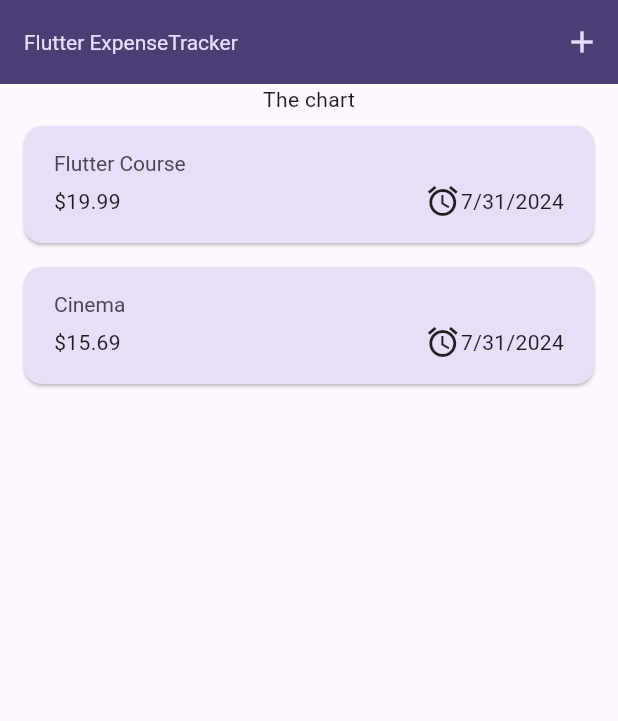
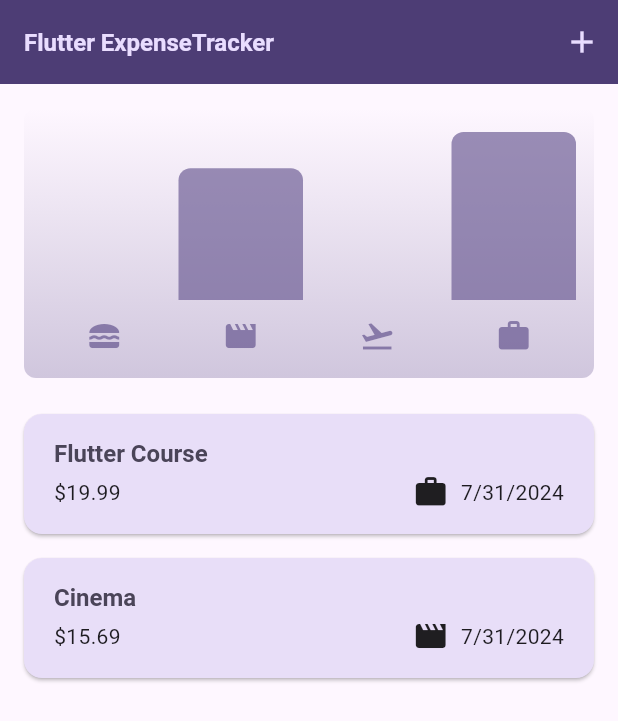
Before and after one commit to surazz999/expense_tracker_teach, a Flutter app: the screen it shows after launch, on a phone screen of 412 x 824 dp. Shown: the top 721 px of the screen. Run offline on Flutter 3.47's test engine with Material 3 defaults, Android fonts, the phone set to English and light mode, and no system bars.

Commit message:
chart added

```diff
--- a/lib/models/expense.dart
+++ b/lib/models/expense.dart
@@ -8,7 +8,7 @@ const uuid = Uuid();
 
 enum Category { food, travel, leisure, work }
 
-const categoryIcon = {
+const categoryIcons = {
   Category.food: Icons.lunch_dining,
   Category.travel: Icons.flight_takeoff,
   Category.leisure: Icons.movie,
@@ -33,3 +33,28 @@ class Expense {
     return formatter.format(date);
   }
 }
+
+class ExpenseBucket {
+  const ExpenseBucket({
+    required this.category,
+    required this.expenses,
+  });
+
+  ExpenseBucket.forCategory(List<Expense> allExpenses, this.category)
+      : expenses = allExpenses
+            .where((expense) => expense.category == category)
+            .toList();
+
+  final Category category;
+  final List<Expense> expenses;
+
+  double get totalExpenses {
+    double sum = 0;
+
+    for (final expense in expenses) {
+      sum += expense.amount; // sum = sum + expense.amount
+    }
+
+    return sum;
+  }
+}
--- /dev/null
+++ b/lib/widgets/chart/chart.dart
@@ -0,0 +1,95 @@
+import 'package:flutter/material.dart';
+
+import 'package:expense_tracker/widgets/chart/chart_bar.dart';
+import 'package:expense_tracker/models/expense.dart';
+
+class Chart extends StatelessWidget {
+  const Chart({super.key, required this.expenses});
+
+  final List<Expense> expenses;
+
+  List<ExpenseBucket> get buckets {
+    return [
+      ExpenseBucket.forCategory(expenses, Category.food),
+      ExpenseBucket.forCategory(expenses, Category.leisure),
+      ExpenseBucket.forCategory(expenses, Category.travel),
+      ExpenseBucket.forCategory(expenses, Category.work),
+    ];
+  }
+
+  double get maxTotalExpense {
+    double maxTotalExpense = 0;
+
+    for (final bucket in buckets) {
+      if (bucket.totalExpenses > maxTotalExpense) {
+        maxTotalExpense = bucket.totalExpenses;
+      }
+    }
+
+    return maxTotalExpense;
+  }
+
+  @override
+  Widget build(BuildContext context) {
+    final isDarkMode =
+        MediaQuery.of(context).platformBrightness == Brightness.dark;
+    return Container(
+      margin: const EdgeInsets.all(16),
+      padding: const EdgeInsets.symmetric(
+        vertical: 16,
+        horizontal: 8,
+      ),
+      width: double.infinity,
+      height: 180,
+      decoration: BoxDecoration(
+        borderRadius: BorderRadius.circular(8),
+        gradient: LinearGradient(
+          colors: [
+            Theme.of(context).colorScheme.primary.withOpacity(0.3),
+            Theme.of(context).colorScheme.primary.withOpacity(0.0)
+          ],
+          begin: Alignment.bottomCenter,
+          end: Alignment.topCenter,
+        ),
+      ),
+      child: Column(
+        children: [
+          Expanded(
+            child: Row(
+              crossAxisAlignment: CrossAxisAlignment.end,
+              children: [
+                for (final bucket in buckets) // alternative to map()
+                  ChartBar(
+                    fill: bucket.totalExpenses == 0
+                        ? 0
+                        : bucket.totalExpenses / maxTotalExpense,
+                  )
+              ],
+            ),
+          ),
+          const SizedBox(height: 12),
+          Row(
+            children: buckets // for ... in
+                .map(
+                  (bucket) => Expanded(
+                    child: Padding(
+                      padding: const EdgeInsets.symmetric(horizontal: 4),
+                      child: Icon(
+                        categoryIcons[bucket.category],
+                        color: isDarkMode
+                            ? Theme.of(context).colorScheme.secondary
+                            : Theme.of(context)
+                                .colorScheme
+                                .primary
+                                .withOpacity(0.7),
+                      ),
+                    ),
+                  ),
+                )
+                .toList(),
+          )
+        ],
+      ),
+    );
+  }
+}
--- /dev/null
+++ b/lib/widgets/chart/chart_bar.dart
@@ -0,0 +1,34 @@
+import 'package:flutter/material.dart';
+
+class ChartBar extends StatelessWidget {
+  const ChartBar({
+    super.key,
+    required this.fill,
+  });
+
+  final double fill;
+
+  @override
+  Widget build(BuildContext context) {
+    final isDarkMode =
+        MediaQuery.of(context).platformBrightness == Brightness.dark;
+    return Expanded(
+      child: Padding(
+        padding: const EdgeInsets.symmetric(horizontal: 4),
+        child: FractionallySizedBox(
+          heightFactor: fill, // 0 <> 1
+          child: DecoratedBox(
+            decoration: BoxDecoration(
+              shape: BoxShape.rectangle,
+              borderRadius:
+                  const BorderRadius.vertical(top: Radius.circular(8)),
+              color: isDarkMode
+                  ? Theme.of(context).colorScheme.secondary
+                  : Theme.of(context).colorScheme.primary.withOpacity(0.65),
+            ),
+          ),
+        ),
+      ),
+    );
+  }
+}
--- a/lib/widgets/expenses.dart
+++ b/lib/widgets/expenses.dart
@@ -1,8 +1,9 @@
-import 'package:expense_tracker/widgets/new_expenses.dart';
 import 'package:flutter/material.dart';
 
+import 'package:expense_tracker/widgets/new_expense.dart';
 import 'package:expense_tracker/widgets/expenses_list/expenses_list.dart';
 import 'package:expense_tracker/models/expense.dart';
+import 'package:expense_tracker/widgets/chart/chart.dart';
 
 class Expenses extends StatefulWidget {
   const Expenses({super.key});
@@ -48,16 +49,21 @@ class _ExpensesState extends State<Expenses> {
     setState(() {
       _registeredExpenses.remove(expense);
     });
-    ScaffoldMessenger.of(context).showSnackBar(SnackBar(
-      content: const Text('Expense Deleted'),
-      action: SnackBarAction(
+    ScaffoldMessenger.of(context).clearSnackBars();
+    ScaffoldMessenger.of(context).showSnackBar(
+      SnackBar(
+        duration: const Duration(seconds: 3),
+        content: const Text('Expense deleted.'),
+        action: SnackBarAction(
           label: 'Undo',
           onPressed: () {
             setState(() {
               _registeredExpenses.insert(expenseIndex, expense);
             });
-          }),
-    ));
+          },
+        ),
+      ),
+    );
   }
 
   @override
@@ -65,28 +71,30 @@ class _ExpensesState extends State<Expenses> {
     Widget mainContent = const Center(
       child: Text('No expenses found. Start adding some!'),
     );
+
     if (_registeredExpenses.isNotEmpty) {
       mainContent = ExpensesList(
         expenses: _registeredExpenses,
         onRemoveExpense: _removeExpense,
       );
     }
+
     return Scaffold(
       appBar: AppBar(
-        title: const Text(
-          'Flutter ExpenseTracker',
-        ),
+        title: const Text('Flutter ExpenseTracker'),
         actions: [
           IconButton(
             onPressed: _openAddExpenseOverlay,
             icon: const Icon(Icons.add),
-          )
+          ),
         ],
       ),
       body: Column(
         children: [
-          const Text('The chart'),
-          Expanded(child: mainContent),
+          Chart(expenses: _registeredExpenses),
+          Expanded(
+            child: mainContent,
+          ),
         ],
       ),
     );
--- a/lib/widgets/expenses_list/expenses_item.dart
+++ b/lib/widgets/expenses_list/expense_item.dart
@@ -1,5 +1,6 @@
+import 'package:flutter/material.dart';
+
 import 'package:expense_tracker/models/expense.dart';
-import 'package:flutter/material.dart';
 
 class ExpenseItem extends StatelessWidget {
   const ExpenseItem(this.expense, {super.key});
@@ -10,7 +11,10 @@ class ExpenseItem extends StatelessWidget {
   Widget build(BuildContext context) {
     return Card(
       child: Padding(
-        padding: const EdgeInsets.symmetric(horizontal: 20, vertical: 16),
+        padding: const EdgeInsets.symmetric(
+          horizontal: 20,
+          vertical: 16,
+        ),
         child: Column(
           crossAxisAlignment: CrossAxisAlignment.start,
           children: [
@@ -18,21 +22,22 @@ class ExpenseItem extends StatelessWidget {
               expense.title,
               style: Theme.of(context).textTheme.titleLarge,
             ),
-            const SizedBox(
-              height: 4,
-            ),
+            const SizedBox(height: 4),
             Row(
               children: [
-                Text('\$${expense.amount.toStringAsFixed(2)}'),
+                Text(
+                  '\$${expense.amount.toStringAsFixed(2)}',
+                ),
                 const Spacer(),
                 Row(
                   children: [
-                    const Icon(Icons.alarm),
+                    Icon(categoryIcons[expense.category]),
+                    const SizedBox(width: 8),
                     Text(expense.formattedDate),
                   ],
-                )
+                ),
               ],
-            )
+            ),
           ],
         ),
       ),
--- a/lib/widgets/expenses_list/expenses_list.dart
+++ b/lib/widgets/expenses_list/expenses_list.dart
@@ -1,11 +1,14 @@
-import 'package:expense_tracker/widgets/expenses_list/expenses_item.dart';
 import 'package:flutter/material.dart';
 
+import 'package:expense_tracker/widgets/expenses_list/expense_item.dart';
 import 'package:expense_tracker/models/expense.dart';
 
 class ExpensesList extends StatelessWidget {
-  const ExpensesList(
-      {super.key, required this.expenses, required this.onRemoveExpense});
+  const ExpensesList({
+    super.key,
+    required this.expenses,
+    required this.onRemoveExpense,
+  });
 
   final List<Expense> expenses;
   final void Function(Expense expense) onRemoveExpense;
@@ -16,7 +19,15 @@ class ExpensesList extends StatelessWidget {
       itemCount: expenses.length,
       itemBuilder: (ctx, index) => Dismissible(
         key: ValueKey(expenses[index]),
-        onDismissed: (direction) => onRemoveExpense(expenses[index]),
+        background: Container(
+          color: Theme.of(context).colorScheme.error.withOpacity(0.75),
+          margin: EdgeInsets.symmetric(
+            horizontal: Theme.of(context).cardTheme.margin!.horizontal,
+          ),
+        ),
+        onDismissed: (direction) {
+          onRemoveExpense(expenses[index]);
+        },
         child: ExpenseItem(
           expenses[index],
         ),
```
Also changed, not shown: lib/main.dart (+38 -8 lines), lib/widgets/new_expense.dart (renamed from lib/widgets/new_expenses.dart, +38 -30 lines).
